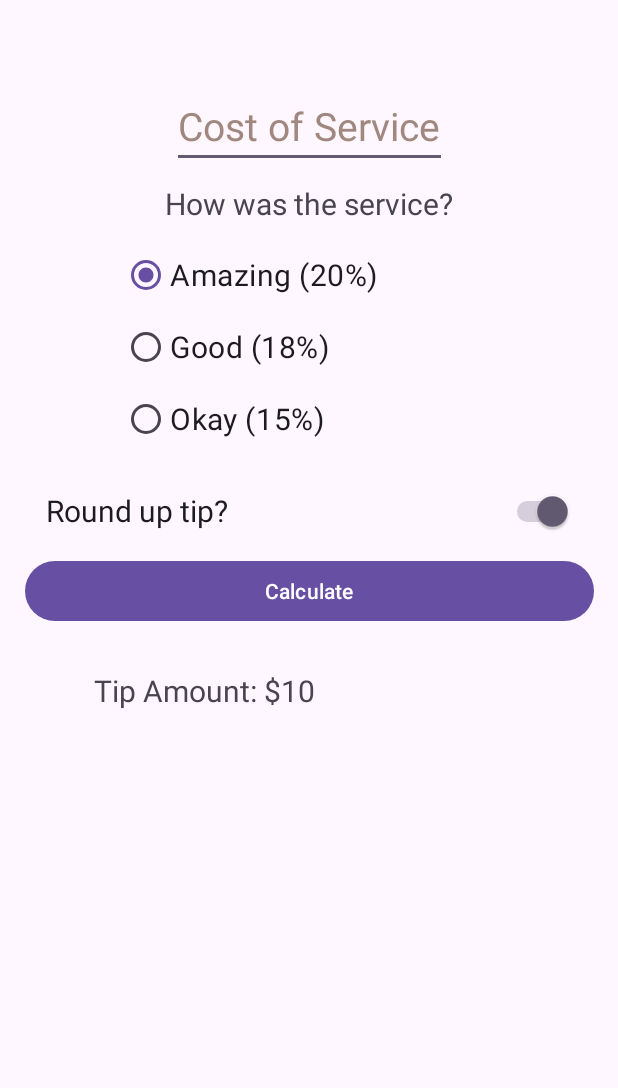
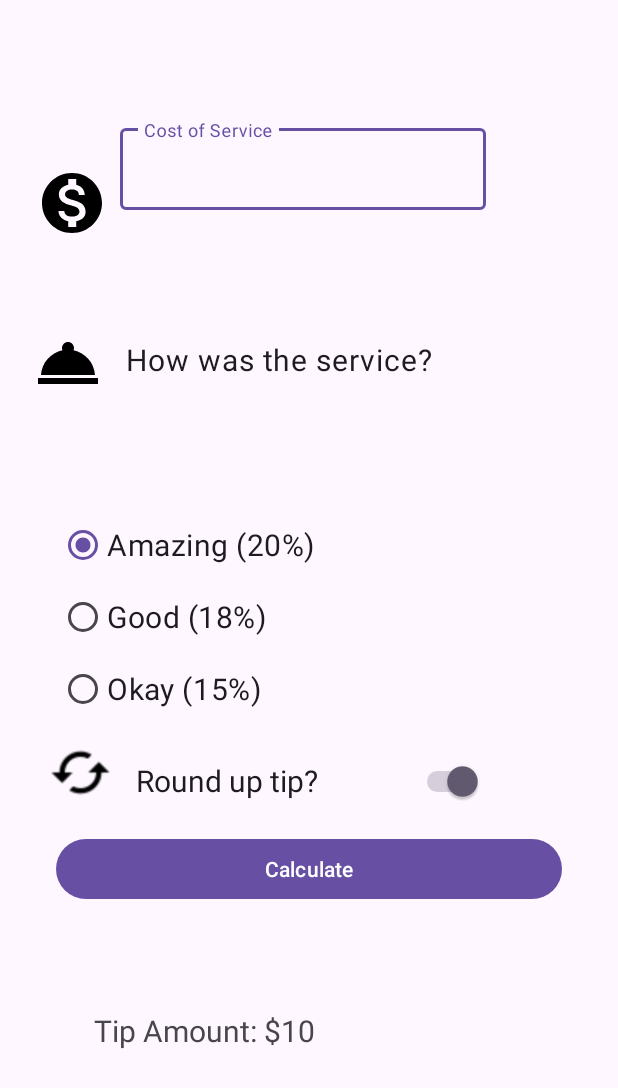
Before and after one commit to SoofiBD/TipCalculator, an Android app: the layout activity_main.xml on its own in the app's theme, with its tools: preview values and no code run, on a phone screen of 412 x 824 dp. Shown: the top 1088 px of the screen. Run offline under Robolectric (Android 15) with nearby library versions, the phone set to English and light mode, and no system bars.

Commit message:
added MaterialDesign resources Android Test (Espresso)

```diff
--- a/app/build.gradle.kts
+++ b/app/build.gradle.kts
@@ -48,4 +48,5 @@ dependencies {
     testImplementation("junit:junit:4.13.2")
     androidTestImplementation("androidx.test.ext:junit:1.1.5")
     androidTestImplementation("androidx.test.espresso:espresso-core:3.5.1")
+
 }
--- a/app/src/main/java/com/example/tipcalculator/MainActivity.kt
+++ b/app/src/main/java/com/example/tipcalculator/MainActivity.kt
@@ -4,6 +4,7 @@ import androidx.appcompat.app.AppCompatActivity
 import android.os.Bundle
 import com.example.tipcalculator.databinding.ActivityMainBinding
 import java.text.NumberFormat
+import kotlin.math.ceil
 
 class MainActivity : AppCompatActivity() {
 
@@ -18,7 +19,7 @@ class MainActivity : AppCompatActivity() {
     }
 
     private fun calculateTip() {
-        val stringInTextField = binding.costOfService.text.toString()
+        val stringInTextField = binding.costOfServiceEditText.text.toString()
         val cost = stringInTextField.toDoubleOrNull()
         if (cost == null) {
             binding.tipResult.text = ""
@@ -33,7 +34,7 @@ class MainActivity : AppCompatActivity() {
 
         var tip = tipPercentage * cost
         if (binding.roundUpSwitch.isChecked) {
-            tip = kotlin.math.ceil(tip)
+            tip = ceil(tip)
         }
 
         val formattedTip = NumberFormat.getCurrencyInstance().format(tip)
--- /dev/null
+++ b/app/src/main/res/drawable/baseline_calculate_24.xml
@@ -0,0 +1,5 @@
+<vector android:height="24dp" android:tint="#000000"
+    android:viewportHeight="24" android:viewportWidth="24"
+    android:width="24dp" xmlns:android="http://schemas.android.com/apk/res/android">
+    <path android:fillColor="@android:color/white" android:pathData="M19,3H5C3.9,3 3,3.9 3,5v14c0,1.1 0.9,2 2,2h14c1.1,0 2,-0.9 2,-2V5C21,3.9 20.1,3 19,3zM13.03,7.06L14.09,6l1.41,1.41L16.91,6l1.06,1.06l-1.41,1.41l1.41,1.41l-1.06,1.06L15.5,9.54l-1.41,1.41l-1.06,-1.06l1.41,-1.41L13.03,7.06zM6.25,7.72h5v1.5h-5V7.72zM11.5,16h-2v2H8v-2H6v-1.5h2v-2h1.5v2h2V16zM18,17.25h-5v-1.5h5V17.25zM18,14.75h-5v-1.5h5V14.75z"/>
+</vector>
--- /dev/null
+++ b/app/src/main/res/drawable/baseline_monetization_on_24.xml
@@ -0,0 +1,5 @@
+<vector android:height="24dp" android:tint="#000000"
+    android:viewportHeight="24" android:viewportWidth="24"
+    android:width="24dp" xmlns:android="http://schemas.android.com/apk/res/android">
+    <path android:fillColor="@android:color/white" android:pathData="M12,2C6.48,2 2,6.48 2,12s4.48,10 10,10 10,-4.48 10,-10S17.52,2 12,2zM13.41,18.09L13.41,20h-2.67v-1.93c-1.71,-0.36 -3.16,-1.46 -3.27,-3.4h1.96c0.1,1.05 0.82,1.87 2.65,1.87 1.96,0 2.4,-0.98 2.4,-1.59 0,-0.83 -0.44,-1.61 -2.67,-2.14 -2.48,-0.6 -4.18,-1.62 -4.18,-3.67 0,-1.72 1.39,-2.84 3.11,-3.21L10.74,4h2.67v1.95c1.86,0.45 2.79,1.86 2.85,3.39L14.3,9.34c-0.05,-1.11 -0.64,-1.87 -2.22,-1.87 -1.5,0 -2.4,0.68 -2.4,1.64 0,0.84 0.65,1.39 2.67,1.91s4.18,1.39 4.18,3.91c-0.01,1.83 -1.38,2.83 -3.12,3.16z"/>
+</vector>
--- /dev/null
+++ b/app/src/main/res/drawable/baseline_room_service_24.xml
@@ -0,0 +1,5 @@
+<vector android:height="24dp" android:tint="#000000"
+    android:viewportHeight="24" android:viewportWidth="24"
+    android:width="24dp" xmlns:android="http://schemas.android.com/apk/res/android">
+    <path android:fillColor="@android:color/white" android:pathData="M2,17h20v2L2,19zM13.84,7.79c0.1,-0.24 0.16,-0.51 0.16,-0.79 0,-1.1 -0.9,-2 -2,-2s-2,0.9 -2,2c0,0.28 0.06,0.55 0.16,0.79C6.25,8.6 3.27,11.93 3,16h18c-0.27,-4.07 -3.25,-7.4 -7.16,-8.21z"/>
+</vector>
--- a/app/src/main/res/layout/activity_main.xml
+++ b/app/src/main/res/layout/activity_main.xml
@@ -7,42 +7,51 @@
     android:padding="16dp"
     tools:context=".MainActivity">
 
-    <EditText
+    <com.google.android.material.textfield.TextInputLayout
         android:id="@+id/cost_of_service"
-        android:layout_width="wrap_content"
-        android:layout_height="wrap_content"
-        android:layout_marginTop="40dp"
-        android:autofillHints=""
+        android:layout_width="245dp"
+        android:layout_height="60dp"
+        android:layout_marginStart="64dp"
+        android:layout_marginTop="64dp"
         android:hint="@string/cost_of_service"
-        android:inputType="numberDecimal"
-        android:minHeight="48dp"
-        android:textColorHint="#A1887F"
-        android:textSize="26sp"
-        app:layout_constraintEnd_toEndOf="parent"
         app:layout_constraintStart_toStartOf="parent"
-        app:layout_constraintTop_toTopOf="parent" />
+        app:layout_constraintTop_toTopOf="parent">
+
+        <com.google.android.material.textfield.TextInputEditText
+            android:id="@+id/cost_of_service_edit_text"
+            android:layout_width="244dp"
+            android:layout_height="wrap_content"
+            android:inputType="numberDecimal"
+            android:textColorHint="#546E7A"
+            tools:ignore="TextContrastCheck" />
+
+    </com.google.android.material.textfield.TextInputLayout>
+
 
     <TextView
         android:id="@+id/service_question"
-        android:layout_width="wrap_content"
-        android:layout_height="wrap_content"
-        android:layout_marginTop="10dp"
+        style="@style/Widget.TipTime.TextView"
+        android:layout_width="208dp"
+        android:layout_height="34dp"
         android:text="@string/how_was_the_service"
         android:textSize="20sp"
+        app:layout_constraintBottom_toTopOf="@+id/tip_options"
         app:layout_constraintEnd_toEndOf="parent"
+        app:layout_constraintHorizontal_bias="0.394"
         app:layout_constraintStart_toStartOf="parent"
-        app:layout_constraintTop_toBottomOf="@+id/cost_of_service" />
+        app:layout_constraintTop_toBottomOf="@+id/cost_of_service"
+        tools:ignore="TextSizeCheck" />
 
     <RadioGroup
         android:id="@+id/tip_options"
-        android:layout_width="249dp"
-        android:layout_height="147dp"
-        android:layout_marginTop="10dp"
+        android:layout_width="333dp"
+        android:layout_height="146dp"
         android:checkedButton="@id/option_twenty_percent"
         android:orientation="vertical"
+        app:layout_constraintBottom_toBottomOf="parent"
         app:layout_constraintEnd_toEndOf="parent"
         app:layout_constraintStart_toStartOf="parent"
-        app:layout_constraintTop_toBottomOf="@+id/service_question"
+        app:layout_constraintTop_toTopOf="parent"
         tools:ignore="TextSizeCheck">
 
         <RadioButton
@@ -69,15 +78,13 @@
 
     <Switch
         android:id="@+id/round_up_switch"
-        android:layout_width="351dp"
-        android:layout_height="wrap_content"
-        android:layout_marginStart="32dp"
-        android:layout_marginTop="10dp"
-        android:layout_marginEnd="32dp"
+        android:layout_width="231dp"
+        android:layout_height="48dp"
         android:checked="true"
         android:minHeight="48dp"
         android:text="@string/round_up_tip"
         android:textSize="20sp"
+        app:layout_constraintBottom_toTopOf="@+id/calculate_button"
         app:layout_constraintEnd_toEndOf="parent"
         app:layout_constraintStart_toStartOf="parent"
         app:layout_constraintTop_toBottomOf="@+id/tip_options"
@@ -85,27 +92,63 @@
 
     <Button
         android:id="@+id/calculate_button"
-        android:layout_width="379dp"
-        android:layout_height="wrap_content"
-        android:layout_marginTop="5dp"
+        android:layout_width="337dp"
+        android:layout_height="48dp"
         android:text="@string/calculate"
+        app:layout_constraintBottom_toTopOf="@+id/tip_result"
         app:layout_constraintEnd_toEndOf="parent"
         app:layout_constraintStart_toStartOf="parent"
-        app:layout_constraintTop_toBottomOf="@+id/round_up_switch"
+        app:layout_constraintTop_toBottomOf="@+id/tip_options"
         tools:ignore="VisualLintButtonSize" />
 
     <TextView
         android:id="@+id/tip_result"
         android:layout_width="287dp"
         android:layout_height="55dp"
-        android:layout_marginBottom="10dp"
         android:textAlignment="viewStart"
         android:textSize="20sp"
         android:visibility="visible"
         app:layout_constraintBottom_toBottomOf="parent"
         app:layout_constraintEnd_toEndOf="parent"
         app:layout_constraintStart_toStartOf="parent"
-        app:layout_constraintTop_toBottomOf="@+id/calculate_button"
-        app:layout_constraintVertical_bias="0.088"
+        app:layout_constraintTop_toBottomOf="@+id/tip_options"
+        app:layout_constraintVertical_bias="0.702"
         tools:text="Tip Amount: $10" />
+
+    <ImageView
+        android:id="@+id/imageView"
+        android:layout_width="48dp"
+        android:layout_height="48dp"
+        app:layout_constraintBottom_toTopOf="@+id/service_question"
+        app:layout_constraintEnd_toStartOf="@+id/cost_of_service"
+        app:layout_constraintStart_toStartOf="parent"
+        app:layout_constraintTop_toTopOf="parent"
+        app:layout_constraintVertical_bias="0.601"
+        app:srcCompat="@drawable/baseline_monetization_on_24"
+        android:importantForAccessibility="no" />
+
+    <ImageView
+        android:id="@+id/imageView2"
+        android:layout_width="48dp"
+        android:layout_height="48dp"
+        app:layout_constraintBottom_toTopOf="@+id/tip_options"
+        app:layout_constraintEnd_toStartOf="@+id/service_question"
+        app:layout_constraintHorizontal_bias="0.259"
+        app:layout_constraintStart_toStartOf="parent"
+        app:layout_constraintTop_toBottomOf="@+id/imageView"
+        app:layout_constraintVertical_bias="0.445"
+        app:srcCompat="@drawable/baseline_room_service_24"
+        android:importantForAccessibility="no" />
+
+    <ImageView
+        android:id="@+id/imageView3"
+        android:layout_width="43dp"
+        android:layout_height="42dp"
+        app:layout_constraintBottom_toBottomOf="@+id/round_up_switch"
+        app:layout_constraintEnd_toStartOf="@+id/round_up_switch"
+        app:layout_constraintStart_toStartOf="parent"
+        app:layout_constraintTop_toBottomOf="@+id/tip_options"
+        app:srcCompat="@drawable/baseline_cached_black_20"
+        android:importantForAccessibility="no" />
+
 </androidx.constraintlayout.widget.ConstraintLayout>
--- a/app/src/main/res/values/strings.xml
+++ b/app/src/main/res/values/strings.xml
@@ -8,4 +8,5 @@
     <string name="round_up_tip">Round up tip?</string>
     <string name="calculate">Calculate</string>
     <string name="tip_amount">Tip Amount: %s</string>
+    <string name="label" />
 </resources>
--- /dev/null
+++ b/app/src/main/res/values/styles.xml
@@ -0,0 +1,8 @@
+<?xml version="1.0" encoding="utf-8"?>
+<resources>
+    <style name="Widget.TipTime.TextView" parent="Widget.MaterialComponents.TextView">
+        <item name="android:minHeight">48dp</item>
+        <item name="android:gravity">center_vertical</item>
+        <item name="android:textAppearance">?attr/textAppearanceBody1</item>
+    </style>
+</resources>
```
Also changed, not shown: app/src/main/res/drawable/baseline_cached_black_20.png (added), app/src/main/res/drawable/baseline_payment_black_20.png (added), app/src/main/res/drawable/baseline_room_service_black_20.png (added), 1 other file.
